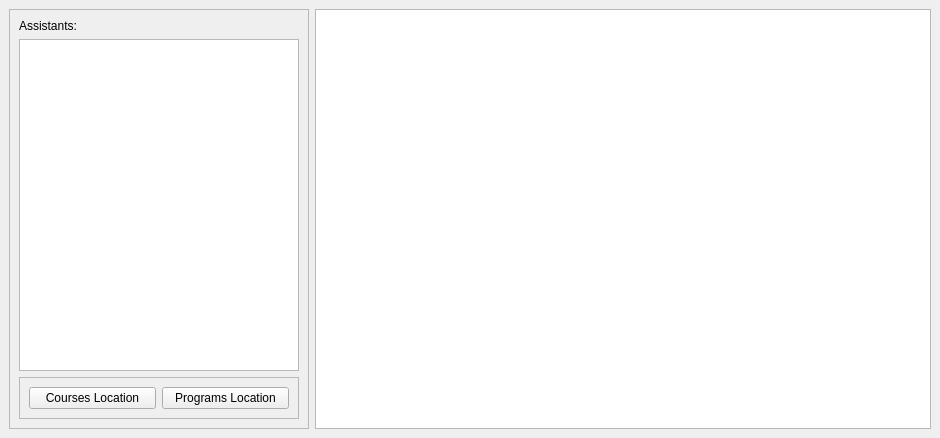
The window that ui/uis/mainwindow.ui (tustunkok/ARALAP) describes before a commit, drawn with Qt 5.
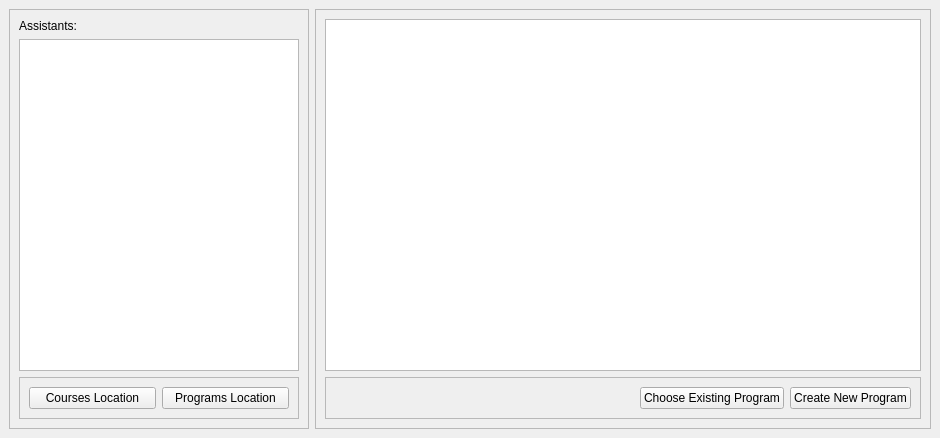
The same window after the commit.

Commit message: Update v0.8.2: Some controls are added to the user interface.

```diff
--- a/ui/uis/mainwindow.ui
+++ b/ui/uis/mainwindow.ui
@@ -80,7 +80,58 @@
      </widget>
     </item>
     <item>
-     <widget class="QTableView" name="programTV"/>
+     <widget class="QFrame" name="frame_3">
+      <property name="frameShape">
+       <enum>QFrame::StyledPanel</enum>
+      </property>
+      <property name="frameShadow">
+       <enum>QFrame::Raised</enum>
+      </property>
+      <layout class="QVBoxLayout" name="verticalLayout_2">
+       <item>
+        <widget class="QTableView" name="programTV"/>
+       </item>
+       <item>
+        <widget class="QFrame" name="frame_4">
+         <property name="frameShape">
+          <enum>QFrame::StyledPanel</enum>
+         </property>
+         <property name="frameShadow">
+          <enum>QFrame::Raised</enum>
+         </property>
+         <layout class="QHBoxLayout" name="horizontalLayout_3">
+          <item>
+           <spacer name="horizontalSpacer">
+            <property name="orientation">
+             <enum>Qt::Horizontal</enum>
+            </property>
+            <property name="sizeHint" stdset="0">
+             <size>
+              <width>40</width>
+              <height>20</height>
+             </size>
+            </property>
+           </spacer>
+          </item>
+          <item>
+           <widget class="QPushButton" name="chooseExistingProgBtn">
+            <property name="text">
+             <string>Choose Existing Program</string>
+            </property>
+           </widget>
+          </item>
+          <item>
+           <widget class="QPushButton" name="createNewProgramBtn">
+            <property name="text">
+             <string>Create New Program</string>
+            </property>
+           </widget>
+          </item>
+         </layout>
+        </widget>
+       </item>
+      </layout>
+     </widget>
     </item>
    </layout>
   </widget>
```
The commit also changes 2 other files.
